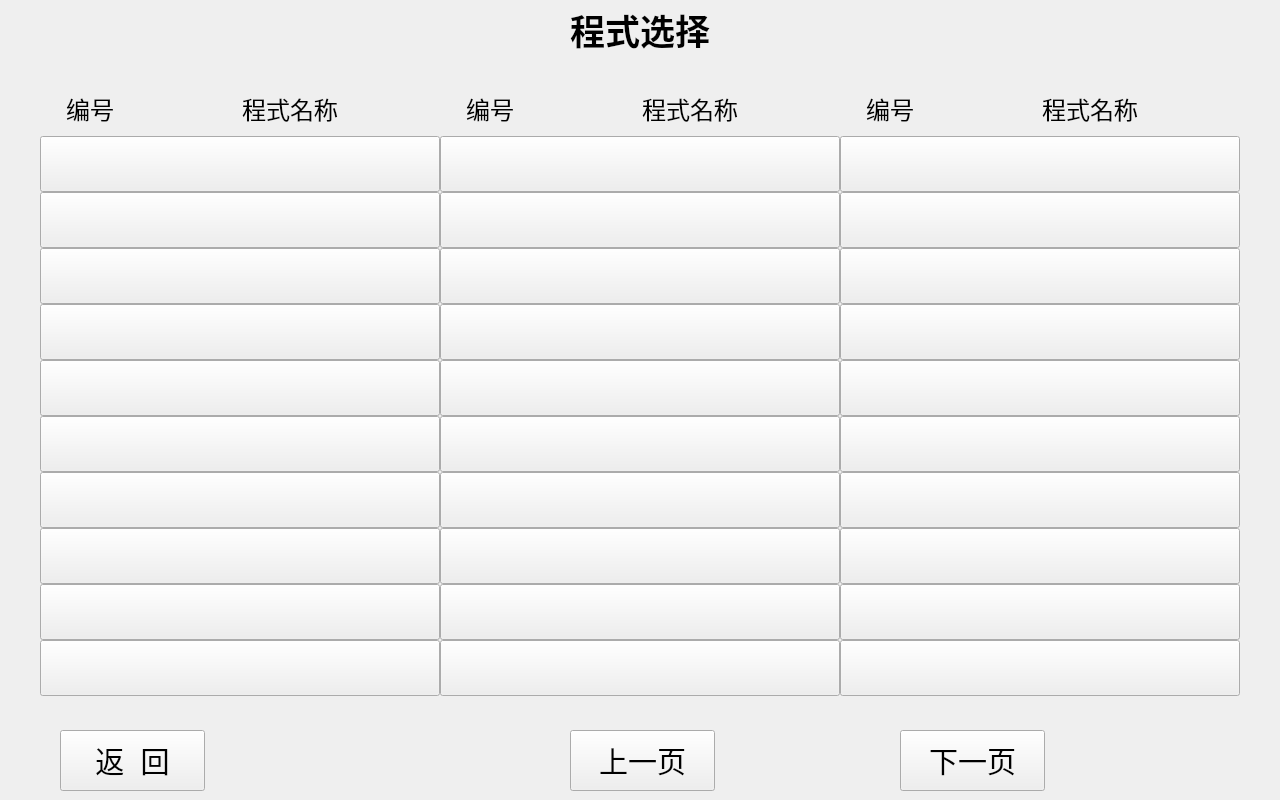
The window that popupwindow04.ui (qingdouke/TemakViews) describes before a commit, drawn with Qt 5.
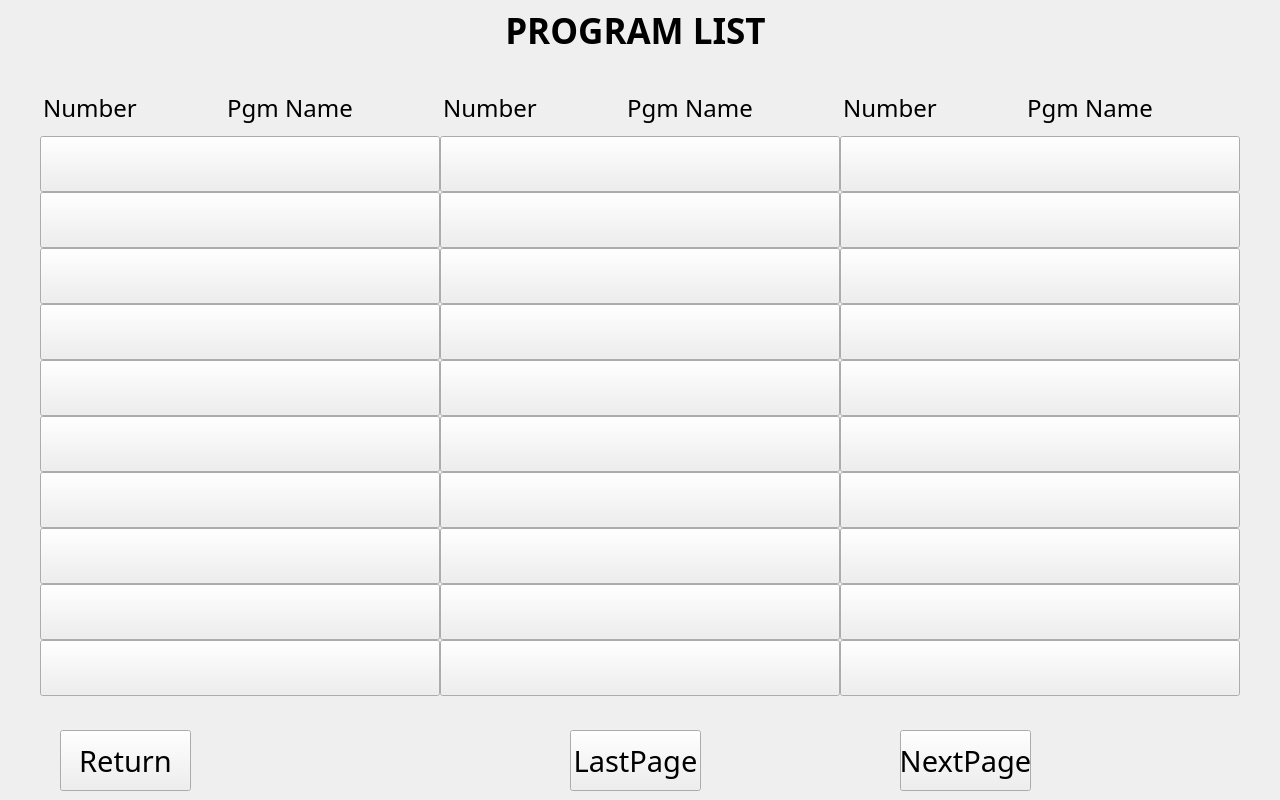
The same window after the commit.

Commit message: 1.add address_data_show.h to control all widget's address 2.edit output monitor page display and touch function 3.edit edit program page display and touch function

```diff
--- a/popupwindow04.ui
+++ b/popupwindow04.ui
@@ -47,20 +47,22 @@
    <widget class="QLabel" name="title">
     <property name="geometry">
      <rect>
-      <x>550</x>
+      <x>500</x>
       <y>0</y>
-      <width>180</width>
+      <width>271</width>
       <height>60</height>
      </rect>
     </property>
     <property name="font">
      <font>
+      <family>思源黑体</family>
       <pointsize>26</pointsize>
+      <weight>75</weight>
       <bold>true</bold>
      </font>
     </property>
     <property name="text">
-     <string>程式选择</string>
+     <string>PROGRAM LIST</string>
     </property>
     <property name="textFormat">
      <enum>Qt::PlainText</enum>
@@ -294,11 +296,12 @@
      </property>
      <property name="font">
       <font>
+       <family>思源黑体</family>
        <pointsize>18</pointsize>
       </font>
      </property>
      <property name="text">
-      <string>编号</string>
+      <string>Number</string>
      </property>
      <property name="alignment">
       <set>Qt::AlignCenter</set>
@@ -315,11 +318,12 @@
      </property>
      <property name="font">
       <font>
+       <family>思源黑体</family>
        <pointsize>18</pointsize>
       </font>
      </property>
      <property name="text">
-      <string>程式名称</string>
+      <string>Pgm Name</string>
      </property>
      <property name="alignment">
       <set>Qt::AlignCenter</set>
@@ -336,11 +340,12 @@
      </property>
      <property name="font">
       <font>
+       <family>思源黑体</family>
        <pointsize>18</pointsize>
       </font>
      </property>
      <property name="text">
-      <string>编号</string>
+      <string>Number</string>
      </property>
      <property name="alignment">
       <set>Qt::AlignCenter</set>
@@ -357,11 +362,12 @@
      </property>
      <property name="font">
       <font>
+       <family>思源黑体</family>
        <pointsize>18</pointsize>
       </font>
      </property>
      <property name="text">
-      <string>程式名称</string>
+      <string>Pgm Name</string>
      </property>
      <property name="alignment">
       <set>Qt::AlignCenter</set>
@@ -378,11 +384,12 @@
      </property>
      <property name="font">
       <font>
+       <family>思源黑体</family>
        <pointsize>18</pointsize>
       </font>
      </property>
      <property name="text">
-      <string>编号</string>
+      <string>Number</string>
      </property>
      <property name="alignment">
       <set>Qt::AlignCenter</set>
@@ -399,11 +406,12 @@
      </property>
      <property name="font">
       <font>
+       <family>思源黑体</family>
        <pointsize>18</pointsize>
       </font>
      </property>
      <property name="text">
-      <string>程式名称</string>
+      <string>Pgm Name</string>
      </property>
      <property name="alignment">
       <set>Qt::AlignCenter</set>
@@ -2088,17 +2096,18 @@
      <rect>
       <x>60</x>
       <y>10</y>
-      <width>145</width>
+      <width>131</width>
       <height>61</height>
      </rect>
     </property>
     <property name="font">
      <font>
+      <family>思源黑体</family>
       <pointsize>22</pointsize>
      </font>
     </property>
     <property name="text">
-     <string>返  回</string>
+     <string>Return</string>
     </property>
    </widget>
    <widget class="QPushButton" name="pervious_page_pbtn">
@@ -2106,17 +2115,18 @@
      <rect>
       <x>570</x>
       <y>10</y>
-      <width>145</width>
+      <width>131</width>
       <height>61</height>
      </rect>
     </property>
     <property name="font">
      <font>
+      <family>思源黑体</family>
       <pointsize>22</pointsize>
      </font>
     </property>
     <property name="text">
-     <string>上一页</string>
+     <string>LastPage</string>
     </property>
    </widget>
    <widget class="QPushButton" name="next_page_pbtn">
@@ -2124,17 +2134,18 @@
      <rect>
       <x>900</x>
       <y>10</y>
-      <width>145</width>
+      <width>131</width>
       <height>61</height>
      </rect>
     </property>
     <property name="font">
      <font>
+      <family>思源黑体</family>
       <pointsize>22</pointsize>
      </font>
     </property>
     <property name="text">
-     <string>下一页</string>
+     <string>NextPage</string>
     </property>
    </widget>
   </widget>
```
Left out of the diff: 146 changed lines with no effect on the pictures. The commit also changes 39 other files.
